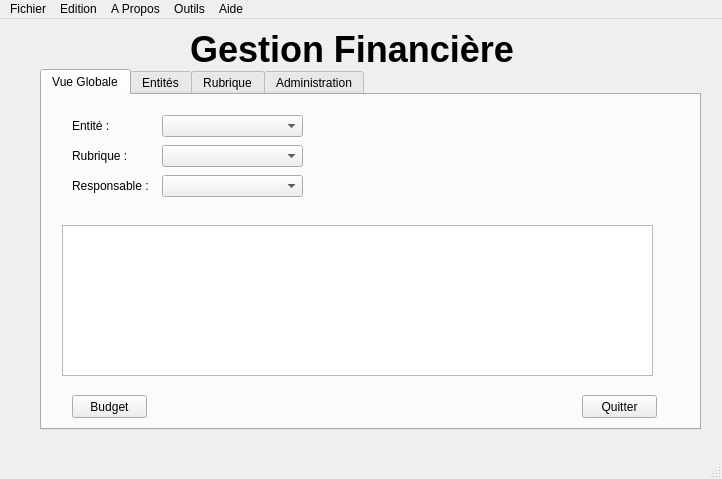
First picture: the form in mainwindow.ui, repository akramfares/Gestion-Financiere, before the edit.
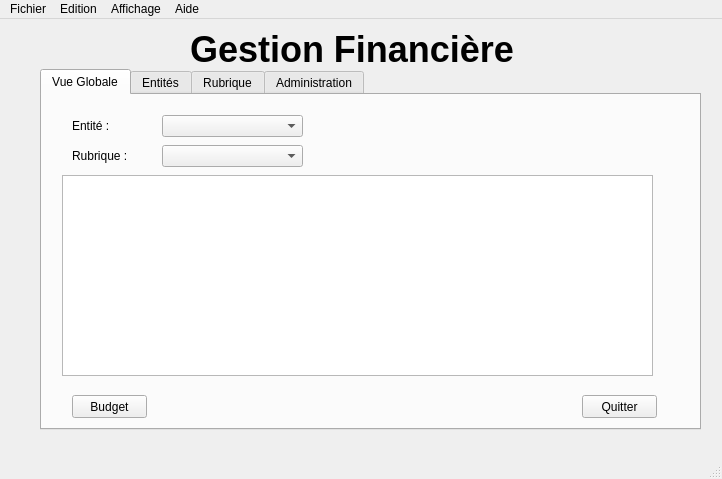
Second picture: the form after the edit. The open tabs and pages were chosen to show the change.

```diff
--- a/mainwindow.ui
+++ b/mainwindow.ui
@@ -56,19 +56,6 @@
        <string>Rubrique :</string>
       </property>
      </widget>
-     <widget class="QLabel" name="label_3">
-      <property name="geometry">
-       <rect>
-        <x>30</x>
-        <y>80</y>
-        <width>121</width>
-        <height>21</height>
-       </rect>
-      </property>
-      <property name="text">
-       <string>Responsable :</string>
-      </property>
-     </widget>
      <widget class="QComboBox" name="comboBox_3">
       <property name="geometry">
        <rect>
@@ -104,16 +91,6 @@
        </property>
       </item>
      </widget>
-     <widget class="QComboBox" name="comboBox_5">
-      <property name="geometry">
-       <rect>
-        <x>120</x>
-        <y>80</y>
-        <width>141</width>
-        <height>22</height>
-       </rect>
-      </property>
-     </widget>
      <widget class="QPushButton" name="pushButton_7">
       <property name="geometry">
        <rect>
@@ -144,9 +121,9 @@
       <property name="geometry">
        <rect>
         <x>20</x>
-        <y>130</y>
+        <y>80</y>
         <width>591</width>
-        <height>151</height>
+        <height>201</height>
        </rect>
       </property>
      </widget>
@@ -614,15 +591,23 @@
      <string>Edition</string>
     </property>
    </widget>
-   <widget class="QMenu" name="menuA_Propos">
+   <widget class="QMenu" name="menu">
     <property name="title">
-     <string>A Propos</string>
+     <string>Affichage</string>
     </property>
-   </widget>
-   <widget class="QMenu" name="menuOutils">
-    <property name="title">
-     <string>Outils</string>
-    </property>
+    <widget class="QMenu" name="menuChanger_de_Theme">
+     <property name="title">
+      <string>Changer de Theme</string>
+     </property>
+     <addaction name="actionThem_euro"/>
+     <addaction name="actionTheme_couscous"/>
+     <addaction name="actionTheme100Drh"/>
+     <addaction name="actionTheme50dh"/>
+    </widget>
+    <addaction name="menuChanger_de_Theme"/>
+    <addaction name="actionChanger_la_couleur_de_l_arrier_plan"/>
+    <addaction name="actionChanger_la_couleur_de_texte"/>
+    <addaction name="actionChanger_la_couleur_du_texte"/>
    </widget>
    <widget class="QMenu" name="menuAide">
     <property name="title">
@@ -631,8 +616,7 @@
    </widget>
    <addaction name="menuFichier"/>
    <addaction name="menuEdition"/>
-   <addaction name="menuA_Propos"/>
-   <addaction name="menuOutils"/>
+   <addaction name="menu"/>
    <addaction name="menuAide"/>
   </widget>
   <widget class="QStatusBar" name="statusbar"/>
```
Left out of the diff: 110 changed lines with no effect on the pictures.
